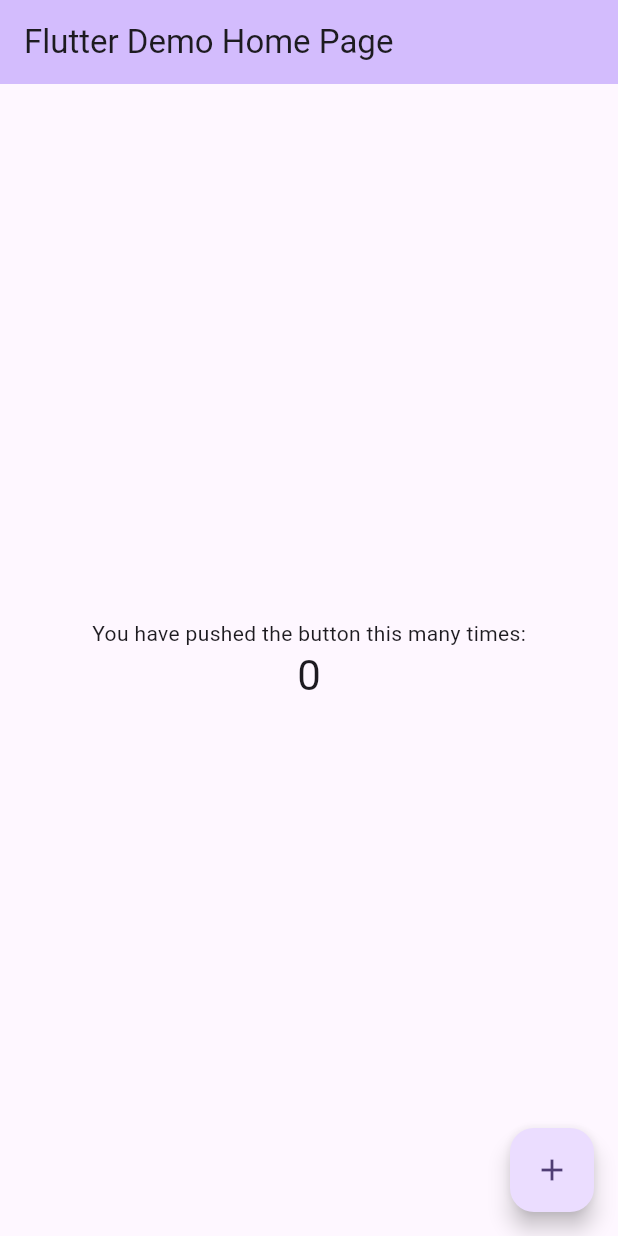
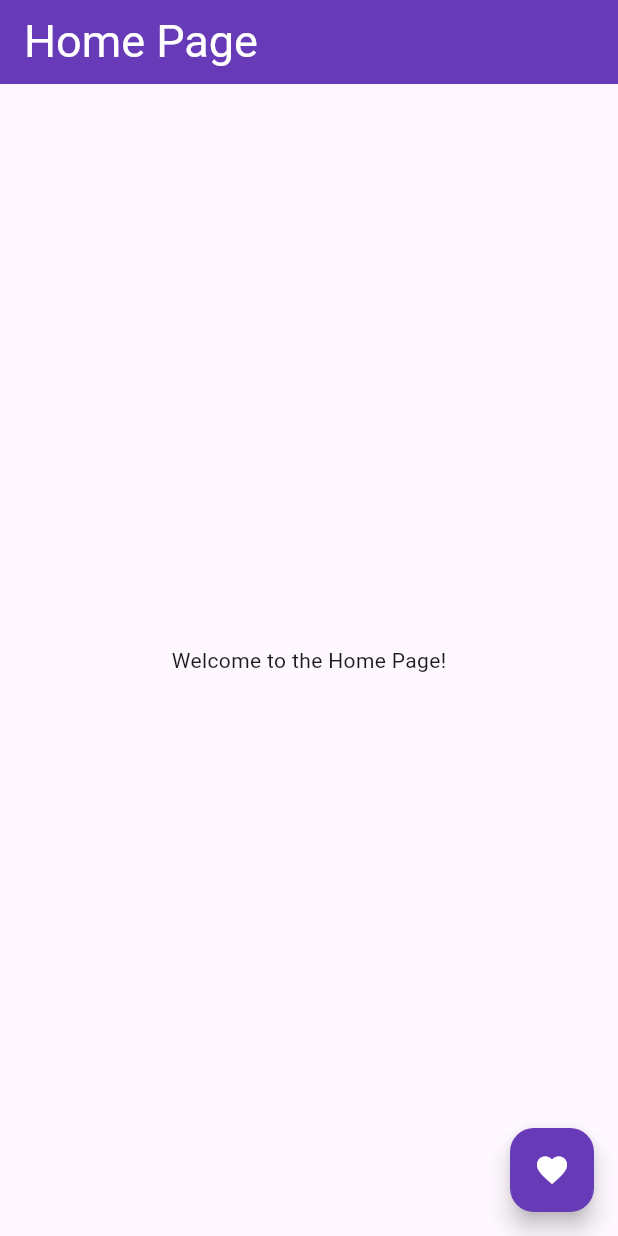
Before and after one commit to David-wasem/test_flutter, a Flutter app: the screen it shows after launch, on a phone screen of 412 x 824 dp. Run offline on Flutter 3.47's test engine with Material 3 defaults, Android fonts, the phone set to English and light mode, and no system bars.

Commit message:
adding home page

```diff
--- /dev/null
+++ b/lib/home.dart
@@ -0,0 +1,25 @@
+import 'package:flutter/material.dart';
+
+class home extends StatelessWidget {
+  const home({super.key});
+
+  @override
+  Widget build(BuildContext context) {
+    return Scaffold(
+      appBar: AppBar(
+        title: const Text('Home Page',
+         style: TextStyle(color: Colors.white,
+         fontSize: 30.0)),
+        backgroundColor: Colors.deepPurple,
+      ),
+      body: const Center(
+        child: Text('Welcome to the Home Page!'),
+      ),
+      floatingActionButton: FloatingActionButton(
+        onPressed: () {},
+        backgroundColor: Colors.deepPurple,
+        child: const Icon(Icons.favorite, color: Colors.white),
+      ), // This trailing comma makes auto-formatting nicer for build methods.
+    );
+  }
+}
--- a/lib/main.dart
+++ b/lib/main.dart
@@ -1,4 +1,5 @@
 import 'package:flutter/material.dart';
+import 'home.dart';
 
 void main() {
   runApp(const MyApp());
@@ -30,93 +31,7 @@ class MyApp extends StatelessWidget {
         // tested with just a hot reload.
         colorScheme: ColorScheme.fromSeed(seedColor: Colors.deepPurple),
       ),
-      home: const MyHomePage(title: 'Flutter Demo Home Page'),
+      home: const home(),
     );
   }
 }
-
-class MyHomePage extends StatefulWidget {
-  const MyHomePage({super.key, required this.title});
-
-  // This widget is the home page of your application. It is stateful, meaning
-  // that it has a State object (defined below) that contains fields that affect
-  // how it looks.
-
-  // This class is the configuration for the state. It holds the values (in this
-  // case the title) provided by the parent (in this case the App widget) and
-  // used by the build method of the State. Fields in a Widget subclass are
-  // always marked "final".
-
-  final String title;
-
-  @override
-  State<MyHomePage> createState() => _MyHomePageState();
-}
-
-class _MyHomePageState extends State<MyHomePage> {
-  int _counter = 0;
-
-  void _incrementCounter() {
-    setState(() {
-      // This call to setState tells the Flutter framework that something has
-      // changed in this State, which causes it to rerun the build method below
-      // so that the display can reflect the updated values. If we changed
-      // _counter without calling setState(), then the build method would not be
-      // called again, and so nothing would appear to happen.
-      _counter++;
-    });
-  }
-
-  @override
-  Widget build(BuildContext context) {
-    // This method is rerun every time setState is called, for instance as done
-    // by the _incrementCounter method above.
-    //
-    // The Flutter framework has been optimized to make rerunning build methods
-    // fast, so that you can just rebuild anything that needs updating rather
-    // than having to individually change instances of widgets.
-    return Scaffold(
-      appBar: AppBar(
-        // TRY THIS: Try changing the color here to a specific color (to
-        // Colors.amber, perhaps?) and trigger a hot reload to see the AppBar
-        // change color while the other colors stay the same.
-        backgroundColor: Theme.of(context).colorScheme.inversePrimary,
-        // Here we take the value from the MyHomePage object that was created by
-        // the App.build method, and use it to set our appbar title.
-        title: Text(widget.title),
-      ),
-      body: Center(
-        // Center is a layout widget. It takes a single child and positions it
-        // in the middle of the parent.
-        child: Column(
-          // Column is also a layout widget. It takes a list of children and
-          // arranges them vertically. By default, it sizes itself to fit its
-          // children horizontally, and tries to be as tall as its parent.
-          //
-          // Column has various properties to control how it sizes itself and
-          // how it positions its children. Here we use mainAxisAlignment to
-          // center the children vertically; the main axis here is the vertical
-          // axis because Columns are vertical (the cross axis would be
-          // horizontal).
-          //
-          // TRY THIS: Invoke "debug painting" (choose the "Toggle Debug Paint"
-          // action in the IDE, or press "p" in the console), to see the
-          // wireframe for each widget.
-          mainAxisAlignment: MainAxisAlignment.center,
-          children: <Widget>[
-            const Text('You have pushed the button this many times:'),
-            Text(
-              '$_counter',
-              style: Theme.of(context).textTheme.headlineMedium,
-            ),
-          ],
-        ),
-      ),
-      floatingActionButton: FloatingActionButton(
-        onPressed: _incrementCounter,
-        tooltip: 'Increment',
-        child: const Icon(Icons.add),
-      ), // This trailing comma makes auto-formatting nicer for build methods.
-    );
-  }
-}
```
